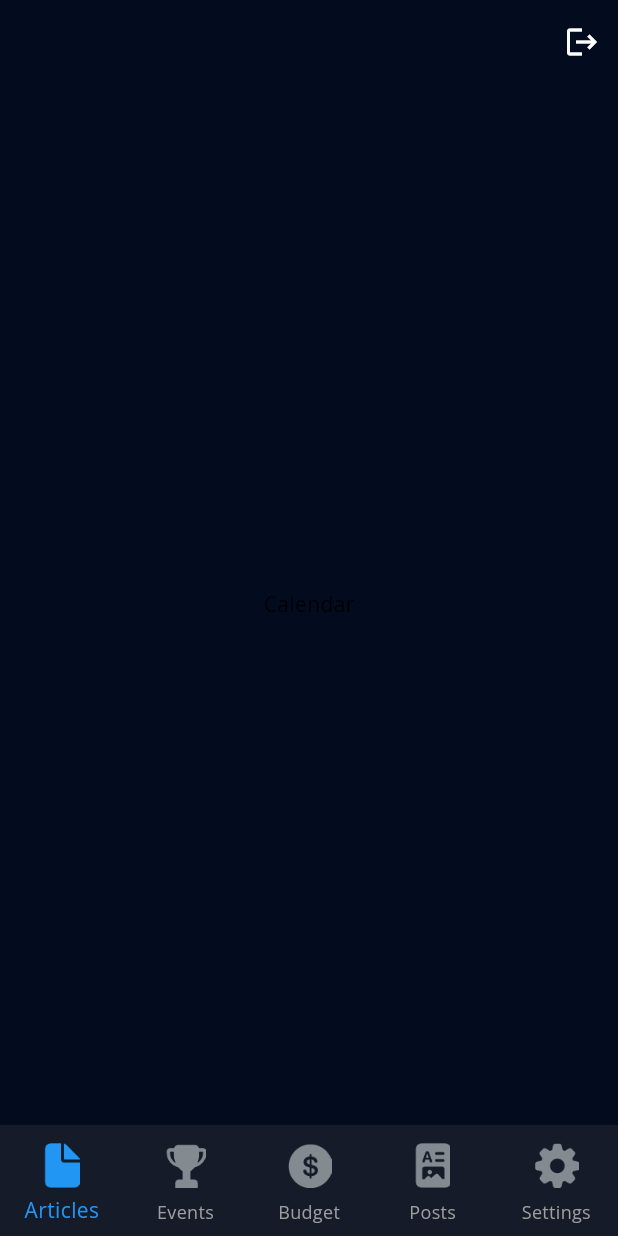
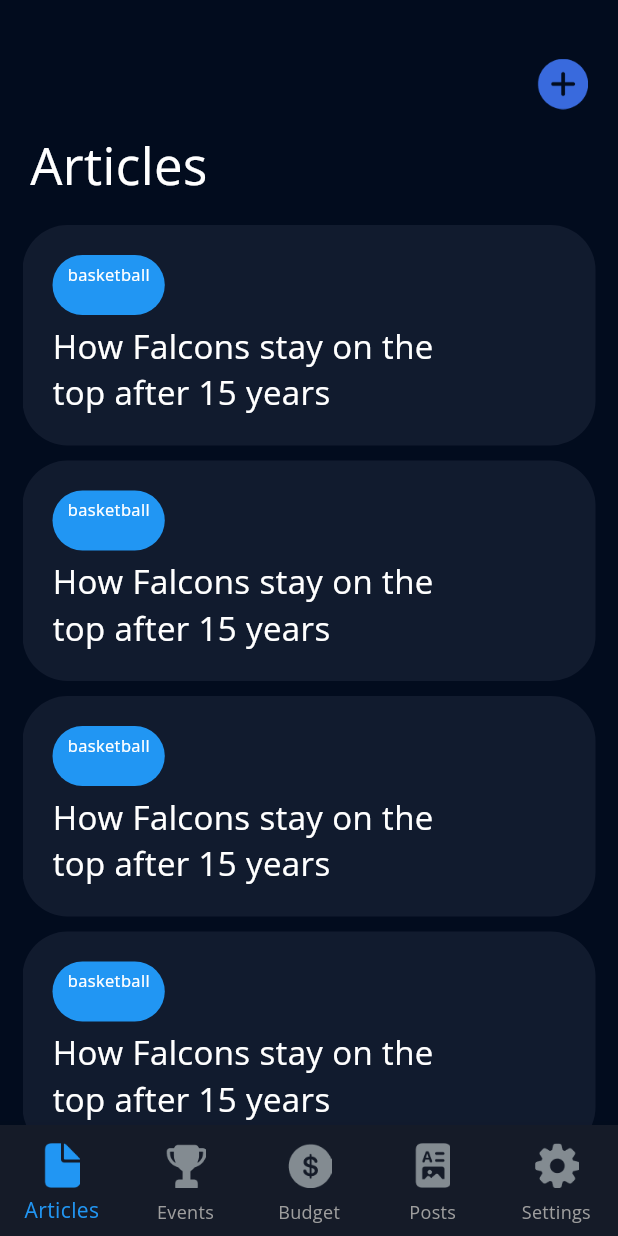
Before and after one commit to ramilsalihar/JournaNet, a Flutter app: the screen it shows after launch, on a phone screen of 412 x 824 dp. Run offline on Flutter 3.47's test engine with Material 3 defaults, Android fonts, the phone set to English and light mode, and no system bars; our stand-ins replace google_fonts, smooth_page_indicator.

Commit message:
new article page

```diff
--- a/lib/core/styles/app_theme.dart
+++ b/lib/core/styles/app_theme.dart
@@ -12,6 +12,7 @@ class AppTheme {
   static final ThemeData lightTheme = ThemeData(
     brightness: Brightness.light,
     primaryColor: _lightColors.primaryColor,
+    cardColor: _lightColors.cardColor,
     colorScheme: ColorScheme.light(
       primary: _lightColors.primaryColor,
       secondary: _lightColors.secondaryColor,
--- /dev/null
+++ b/lib/presentation/pages/home/article_content.dart
@@ -0,0 +1,78 @@
+import 'package:flutter/material.dart';
+import 'package:swiftui/presentation/widgets/cards/article_card.dart';
+
+class ArticleContent extends StatelessWidget {
+  const ArticleContent({super.key});
+
+  @override
+  Widget build(BuildContext context) {
+    const isEmpty = false;
+    return Padding(
+      padding: const EdgeInsets.only(
+        top: 30,
+        left: 15,
+        right: 15,
+      ),
+      child: Column(
+        crossAxisAlignment: CrossAxisAlignment.start,
+        children: [
+          _buildHeader(),
+          isEmpty ? _buildEmptyMessage() : _buildArticleList(),
+        ],
+      ),
+    );
+  }
+
+  Widget _buildHeader() {
+    return const Padding(
+      padding: EdgeInsets.only(
+        bottom: 10,
+        left: 5,
+      ),
+      child: Text(
+        'Articles',
+        style: TextStyle(
+          fontSize: 34,
+          color: Colors.white,
+        ),
+      ),
+    );
+  }
+
+  Widget _buildEmptyMessage() {
+    return const Expanded(
+      child: Center(
+        child: Padding(
+          padding: EdgeInsets.only(bottom: 70),
+          child: Column(
+            mainAxisAlignment: MainAxisAlignment.center,
+            children: [
+              Text(
+                'No articles added',
+                style: TextStyle(
+                  fontSize: 28,
+                  color: Colors.white,
+                ),
+              ),
+              Text(
+                'Add an article with the plus icon above',
+                style: TextStyle(
+                  fontSize: 17,
+                  color: Colors.grey,
+                ),
+              ),
+            ],
+          ),
+        ),
+      ),
+    );
+  }
+
+  Widget _buildArticleList() {
+    return Expanded(
+      child: ListView.builder(itemBuilder: (context, index) {
+        return const ArticleCard();
+      }),
+    );
+  }
+}
--- a/lib/presentation/pages/home/home_page.dart
+++ b/lib/presentation/pages/home/home_page.dart
@@ -1,4 +1,5 @@
 import 'package:flutter/material.dart';
+import 'package:swiftui/presentation/pages/home/article_content.dart';
 import 'package:swiftui/presentation/widgets/layout/app_bottom_bar.dart';
 
 class HomePage extends StatefulWidget {
@@ -21,23 +22,11 @@ class _HomePageState extends State<HomePage> {
 
   @override
   Widget build(BuildContext context) {
-    return Scaffold(
+    return SafeArea(
+      child: Scaffold(
         backgroundColor: Theme.of(context).primaryColor,
         appBar: AppBar(
-        automaticallyImplyLeading: false,
           backgroundColor: Colors.transparent,
-        elevation: 0,
-        actions: [
-          IconButton(
-            icon: const Icon(
-              Icons.logout,
-              color: Colors.white,
-            ),
-            onPressed: () {
-              Navigator.of(context).pop();
-            },
-          ),
-        ],
         ),
         body: PageView(
           controller: _pageController,
@@ -47,9 +36,7 @@ class _HomePageState extends State<HomePage> {
             });
           },
           children: const [
-          Center(
-            child: Text('Calendar'),
-          ),
+            ArticleContent(),
             Center(
               child: Text('Home'),
             ),
@@ -74,6 +61,16 @@ class _HomePageState extends State<HomePage> {
             );
           },
         ),
+        floatingActionButton: SizedBox(
+          height: 50,
+          width: 50,
+          child: IconButton(
+            icon: Image.asset('assets/icons/add.png'),
+            onPressed: () {},
+          ),
+        ),
+        floatingActionButtonLocation: FloatingActionButtonLocation.miniEndTop,
+      ),
     );
   }
 }
--- /dev/null
+++ b/lib/presentation/widgets/cards/article_card.dart
@@ -0,0 +1,46 @@
+import 'package:flutter/material.dart';
+import 'package:swiftui/presentation/pages/home/new_article_page.dart';
+import 'package:swiftui/presentation/widgets/text_label.dart';
+
+class ArticleCard extends StatelessWidget {
+  const ArticleCard({super.key});
+
+  @override
+  Widget build(BuildContext context) {
+    return GestureDetector(
+      onTap: () {
+        Navigator.push(
+            context, MaterialPageRoute(builder: (ctx) => NewArticlePage()));
+      },
+      child: Padding(
+        padding: const EdgeInsets.only(
+          top: 5,
+          bottom: 5,
+        ),
+        child: Container(
+          padding: const EdgeInsets.all(20),
+          decoration: BoxDecoration(
+            borderRadius: BorderRadius.circular(30),
+            color: Theme.of(context).cardColor.withOpacity(0.7),
+          ),
+          child: Column(
+            crossAxisAlignment: CrossAxisAlignment.start,
+            children: [
+              TextLabel(label: 'basketball', isSelected: true, onTap: (_) {}),
+              const SizedBox(
+                height: 5,
+              ),
+              Text(
+                'How Falcons stay on the top after 15 years',
+                style: TextStyle(
+                  fontSize: 22,
+                  color: Colors.white,
+                ),
+              ),
+            ],
+          ),
+        ),
+      ),
+    );
+  }
+}
--- /dev/null
+++ b/lib/presentation/widgets/text_label.dart
@@ -0,0 +1,48 @@
+import 'package:flutter/material.dart';
+
+class TextLabel extends StatelessWidget {
+  final String label;
+  final bool isSelected;
+  final Function(String) onTap;
+
+  const TextLabel({
+    super.key,
+    required this.label,
+    required this.isSelected,
+    required this.onTap,
+  });
+
+  @override
+  Widget build(BuildContext context) {
+    return GestureDetector(
+      onTap: () => onTap(label),
+      child: Padding(
+        padding: const EdgeInsets.only(right: 10),
+        child: SizedBox(
+          height: 40,
+          child: Container(
+            padding: const EdgeInsets.only(
+              top: 5,
+              bottom: 5,
+              left: 10,
+              right: 10,
+            ),
+            decoration: BoxDecoration(
+              borderRadius: BorderRadius.circular(50),
+              color:
+                  isSelected ? Colors.blue : Colors.blueAccent.withOpacity(0.3),
+            ),
+            child: Text(
+              label,
+              style: TextStyle(
+                fontSize: 11,
+                color:
+                    isSelected ? Colors.white : Colors.white.withOpacity(0.7),
+              ),
+            ),
+          ),
+        ),
+      ),
+    );
+  }
+}
```
Also changed, not shown: lib/presentation/pages/home/new_article_page.dart (added, +94 -0 lines), lib/presentation/widgets/forms/app_text_form_field.dart (added, +49 -0 lines), lib/presentation/widgets/forms/selectable_list.dart (added, +67 -0 lines), assets/icons/add.png (added), lib/data/dummy_data.dart (added), pubspec.lock. Lines whose indentation alone changed are shown as unchanged.
